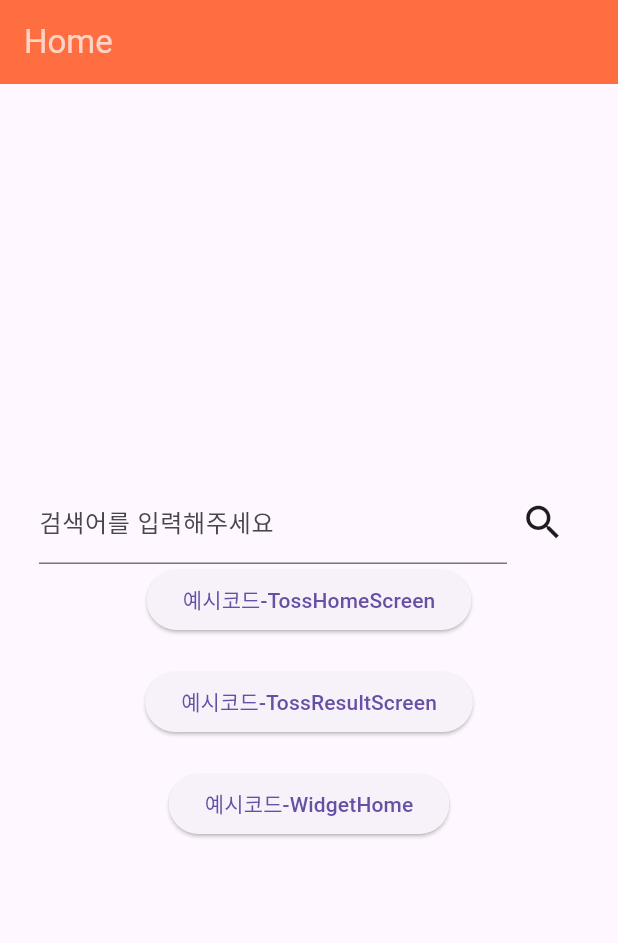
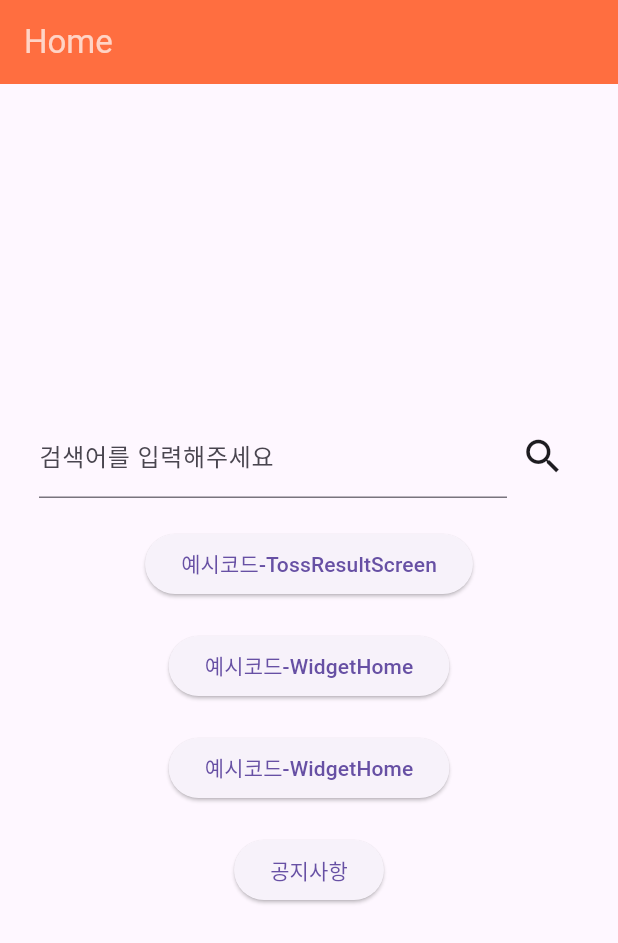
Before and after one commit to Team-PackUp/packup-mobile, a Flutter app: the Home screen opened by its route, on a phone screen of 412 x 824 dp. Shown: the top 943 px of the screen. Run offline on Flutter 3.47's test engine with Material 3 defaults, Android fonts, the phone set to English and light mode, and no system bars; our stand-ins replace dio, firebase_core, firebase_messaging, flutter_chat_bubble, flutter_dotenv, flutter_local_notifications and 9 more; missing offline and left inert: flutter_quill, flutter_quill_extensions, kakao_flutter_sdk_user, stomp_dart_client, tosspayments_widget_sdk_flutter; accounts and stored records are empty; generated files the repository leaves out were written again; network calls fail.

Commit message:
feat: 공지사항 list, view 데이터 요청 로직

```diff
--- a/lib/model/notice/notice_model.dart
+++ b/lib/model/notice/notice_model.dart
@@ -28,4 +28,8 @@ class NoticeModel {
       createdAt: json['createdAt'] != null ? DateTime.parse(json['createdAt']) : null,
     );
   }
+
+  factory NoticeModel.empty() {
+    return NoticeModel(title: "", content: "");
+  }
 }
--- a/lib/provider/chat/chat_room_provider.dart
+++ b/lib/provider/chat/chat_room_provider.dart
@@ -19,7 +19,7 @@ class ChatRoomProvider extends LoadingProvider {
   int get curPage => _curPage;
 
   // 채팅방 리스트
-  getRoom(int page) async {
+  getRoom() async {
     if(_totalPage < _curPage) return;
 
     await LoadingService.run(() async {
--- a/lib/service/common/socket_service.dart
+++ b/lib/service/common/socket_service.dart
@@ -115,7 +115,7 @@ class SocketService {
     reSubscribe();
 
     // 연결 유지용 ping
-    Timer.periodic(const Duration(seconds: 10), (_) {
+    Timer.periodic(const Duration(seconds: 100), (_) {
       try {
         if (stompClient != null && stompClient!.isActive) {
           stompClient!.send(
--- a/lib/service/notice/notice_service.dart
+++ b/lib/service/notice/notice_service.dart
@@ -8,4 +8,8 @@ class NoticeService {
     return await DioService().getRequest('/notice/list', data);
   }
 
+  Future<ResultModel> getNoticeView(int noticeSeq) async {
+    print("service call");
+    return await DioService().getRequest('/notice/view/$noticeSeq');
+  }
 }
--- a/lib/view/home/home.dart
+++ b/lib/view/home/home.dart
@@ -1,4 +1,5 @@
 import 'package:flutter/material.dart';
+import 'package:go_router/go_router.dart';
 import 'package:packup/provider/search_bar/custom_search_bar_provider.dart';
 import 'package:provider/provider.dart';
 
@@ -33,17 +34,6 @@ class Home extends StatelessWidget {
               Padding(
                 padding: const EdgeInsets.only(left: 10, right: 10),
                 child: CustomSearchBar(),
-              ),
-              ElevatedButton(
-                onPressed: () {
-                  Navigator.push(
-                    context,
-                    MaterialPageRoute(
-                      builder: (context) => const TossHomeScreen(),
-                    ),
-                  );
-                },
-                child: const Text('예시코드-TossHomeScreen'),
               ),
               const SizedBox(height: 20),
               // ElevatedButton(
@@ -93,6 +83,25 @@ class Home extends StatelessWidget {
               //   },
               //   child: const Text('예시코드'),
               // ),
+              const SizedBox(height: 20),
+              ElevatedButton(
+                onPressed: () {
+                  Navigator.push(
+                    context,
+                    MaterialPageRoute(
+                      builder: (context) => const WidgetHome(),
+                    ),
+                  );
+                },
+                child: const Text('예시코드-WidgetHome'),
+              ),
+              const SizedBox(height: 20),
+              ElevatedButton(
+                onPressed: () {
+                  context.push('/notice_list');
+                },
+                child: const Text('공지사항'),
+              ),
             ],
           ),
         ),
```
Also changed, not shown: lib/common/router.dart (+5 -3 lines), lib/provider/notice/notice_provider.dart (renamed from lib/provider/notice/noticet.dart, +5 -4 lines), lib/view/chat/chat_room.dart (+4 -6 lines), lib/view/notice/notice_list.dart (+7 -8 lines), lib/view/notice/notice_view.dart (+5 -8 lines).
